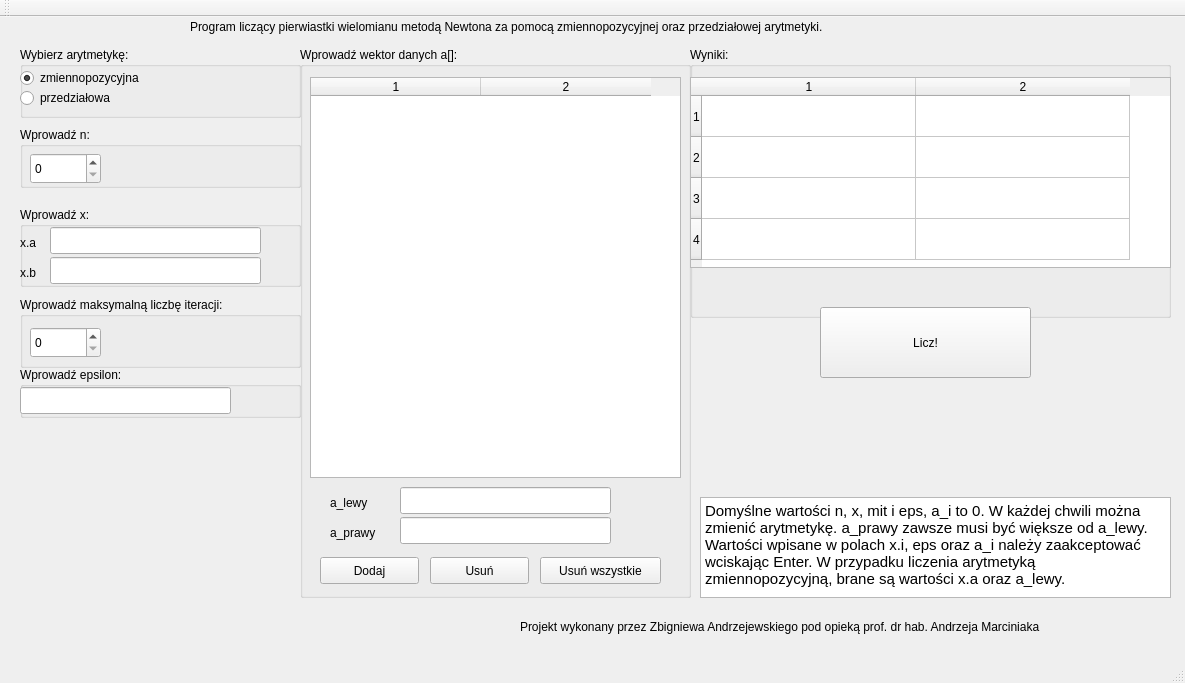
Above: Newton/mainwindow.ui from Speego/EAN-Newton before the change. Below: the same form after it.
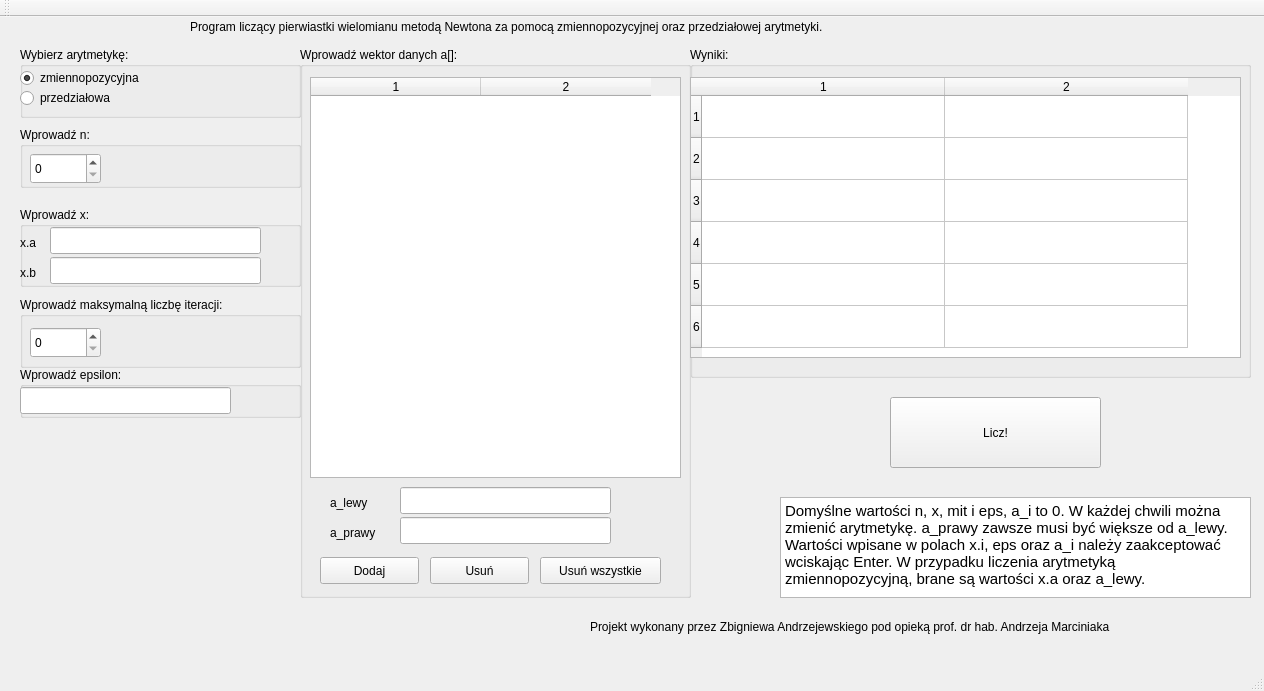
That is the form after the change.

Commit message: Fixed removing bug. Widths of intervals are displayed now.

The edit to the form file:
```diff
--- a/Newton/mainwindow.ui
+++ b/Newton/mainwindow.ui
@@ -6,8 +6,8 @@
    <rect>
     <x>0</x>
     <y>0</y>
-    <width>1185</width>
-    <height>683</height>
+    <width>1264</width>
+    <height>691</height>
    </rect>
   </property>
   <property name="windowTitle">
@@ -357,8 +357,8 @@
      <rect>
       <x>690</x>
       <y>30</y>
-      <width>481</width>
-      <height>271</height>
+      <width>561</width>
+      <height>331</height>
      </rect>
     </property>
     <property name="title">
@@ -369,26 +369,28 @@
       <rect>
        <x>0</x>
        <y>30</y>
-       <width>481</width>
-       <height>191</height>
+       <width>551</width>
+       <height>281</height>
       </rect>
      </property>
      <property name="rowCount">
-      <number>4</number>
+      <number>6</number>
      </property>
      <property name="columnCount">
       <number>2</number>
      </property>
      <attribute name="horizontalHeaderDefaultSectionSize">
-      <number>214</number>
+      <number>243</number>
      </attribute>
      <attribute name="verticalHeaderDefaultSectionSize">
-      <number>41</number>
+      <number>42</number>
      </attribute>
      <row/>
      <row/>
      <row/>
      <row/>
+     <row/>
+     <row/>
      <column/>
      <column/>
     </widget>
@@ -396,8 +398,8 @@
    <widget class="QPushButton" name="pushButtonCount">
     <property name="geometry">
      <rect>
-      <x>820</x>
-      <y>290</y>
+      <x>890</x>
+      <y>380</y>
       <width>211</width>
       <height>71</height>
      </rect>
@@ -409,7 +411,7 @@
    <widget class="QLabel" name="labelAuthor">
     <property name="geometry">
      <rect>
-      <x>520</x>
+      <x>590</x>
       <y>600</y>
       <width>661</width>
       <height>20</height>
@@ -422,7 +424,7 @@
    <widget class="QTextBrowser" name="textBrowserInstruction">
     <property name="geometry">
      <rect>
-      <x>700</x>
+      <x>780</x>
       <y>480</y>
       <width>471</width>
       <height>101</height>
```
Left out of the diff: 2 changed lines with no effect on the pictures. The commit also changes 2 other files.
